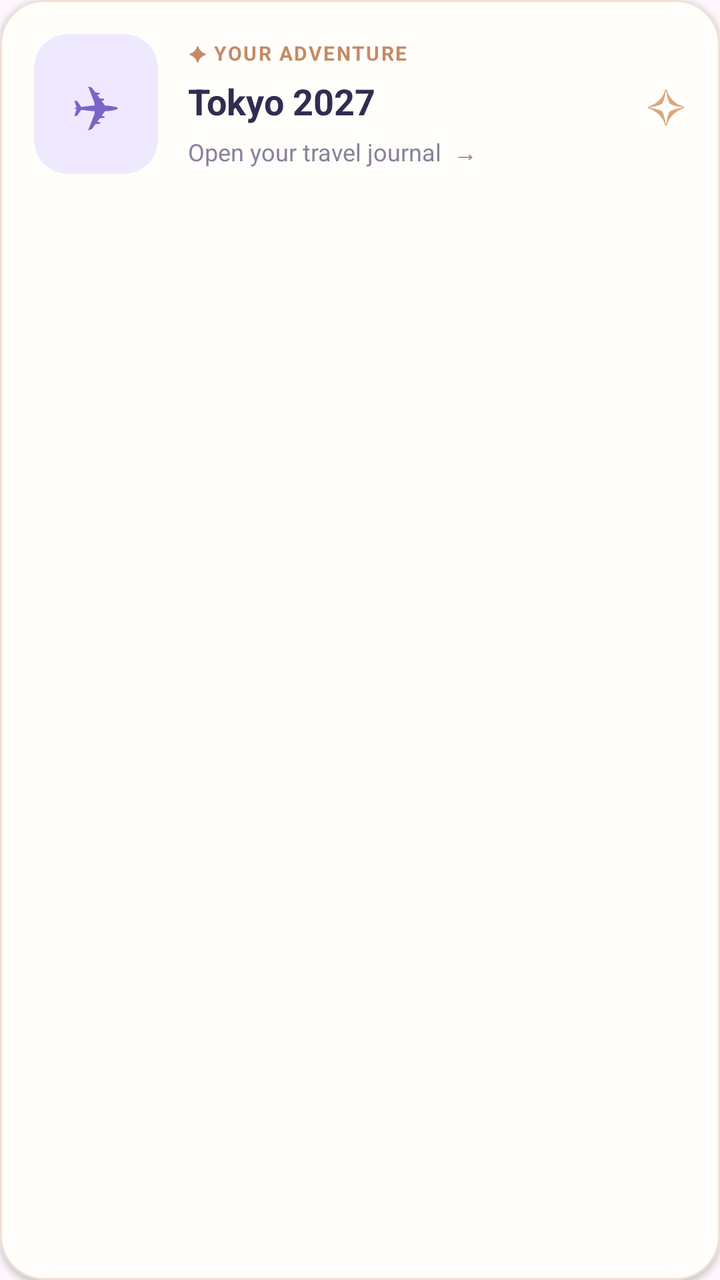
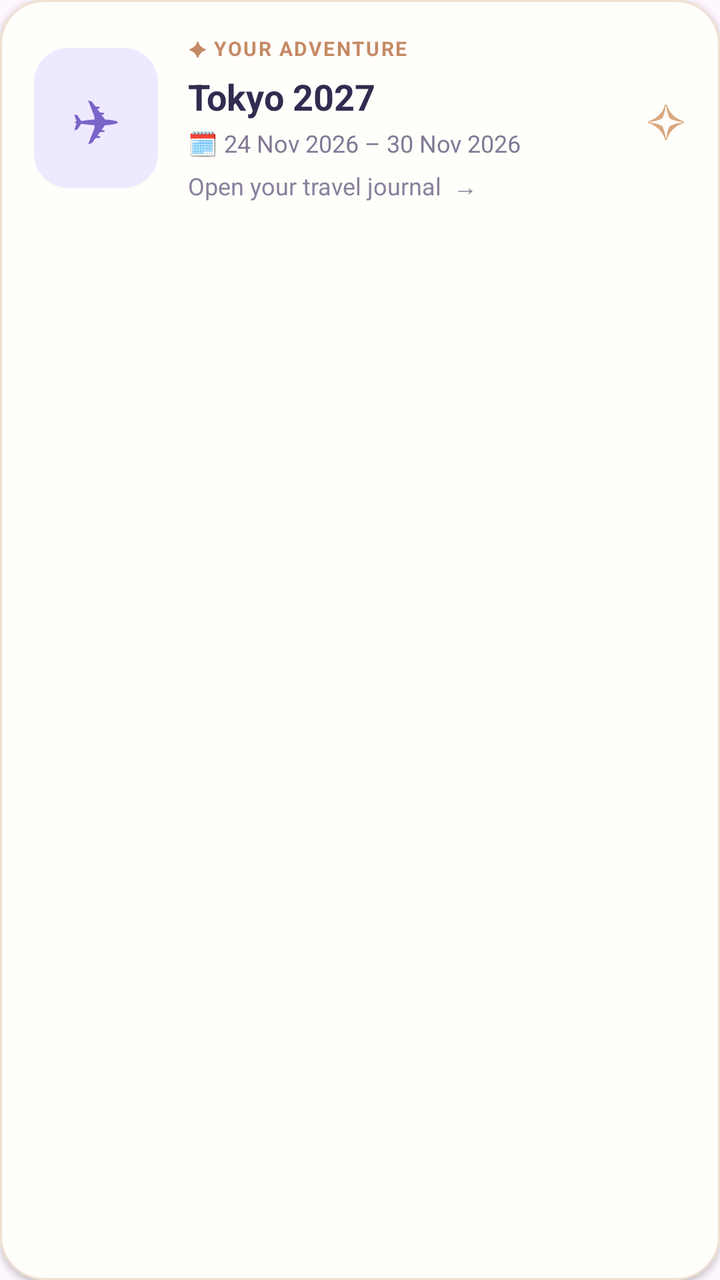

Two renders of the same Android screen: before a commit and after it. Below are the layout's source before the change and the commit's diff.
<!-- AndroidManifest.xml: application theme Theme.SplitTrip -->
<!-- res/layout/item_trip.xml -->
<?xml version="1.0" encoding="utf-8"?>
<com.google.android.material.card.MaterialCardView
    xmlns:android="http://schemas.android.com/apk/res/android"
    xmlns:app="http://schemas.android.com/apk/res-auto"
    android:layout_width="match_parent"
    android:layout_height="wrap_content"
    android:layout_marginBottom="16dp"
    android:clickable="true"
    android:focusable="true"
    android:foreground="?attr/selectableItemBackground"
    app:cardCornerRadius="22dp"
    app:cardElevation="2dp"
    app:strokeWidth="1dp"
    app:strokeColor="#F0DFD1"
    app:cardBackgroundColor="#FFFEFA">

    <LinearLayout
        android:layout_width="match_parent"
        android:layout_height="wrap_content"
        android:orientation="horizontal"
        android:gravity="center_vertical"
        android:padding="17dp">

        <com.google.android.material.card.MaterialCardView
            android:layout_width="62dp"
            android:layout_height="70dp"
            app:cardCornerRadius="17dp"
            app:cardElevation="0dp"
            app:strokeWidth="0dp"
            app:cardBackgroundColor="#EEE9FF">

            <TextView
                android:id="@+id/tripIcon"
                android:layout_width="match_parent"
                android:layout_height="match_parent"
                android:gravity="center"
                android:text="✈"
                android:textSize="29sp"
                android:textColor="#7965C8" />

        </com.google.android.material.card.MaterialCardView>

        <LinearLayout
            android:layout_width="0dp"
            android:layout_height="wrap_content"
            android:layout_weight="1"
            android:orientation="vertical"
            android:layout_marginStart="15dp">

            <TextView
                android:layout_width="wrap_content"
                android:layout_height="wrap_content"
                android:text="✦ YOUR ADVENTURE"
                android:textColor="#C58A65"
                android:textSize="10sp"
                android:textStyle="bold"
                android:letterSpacing="0.08" />

            <TextView
                android:id="@+id/tripNameText"
                android:layout_width="match_parent"
                android:layout_height="wrap_content"
                android:layout_marginTop="5dp"
                android:text="Tokyo 2027"
                android:textColor="#332B50"
                android:textSize="18sp"
                android:textStyle="bold"
                android:maxLines="1"
                android:ellipsize="end" />

            <TextView
                android:layout_width="match_parent"
                android:layout_height="wrap_content"
                android:layout_marginTop="5dp"
                android:text="Open your travel journal  →"
                android:textColor="#89819D"
                android:textSize="12sp" />

        </LinearLayout>

        <TextView
            android:layout_width="wrap_content"
            android:layout_height="wrap_content"
            android:text="✧"
            android:textColor="#D9A77D"
            android:textSize="23sp"
            android:layout_marginStart="8dp" />

    </LinearLayout>

</com.google.android.material.card.MaterialCardView>
<!-- resources referenced by this layout -->
<resources>
  <style name="Theme.SplitTrip" parent="Base.Theme.SplitTrip" />
  <style name="Base.Theme.SplitTrip" parent="Theme.Material3.DayNight.NoActionBar">
          
          
      </style>
</resources>

<!-- the commit's change to res/layout/item_trip.xml (unified diff, before → after) -->
@@ -69,6 +69,15 @@
                 android:ellipsize="end" />
 
             <TextView
+                android:id="@+id/tripDatesText"
+                android:layout_width="match_parent"
+                android:layout_height="wrap_content"
+                android:layout_marginTop="3dp"
+                android:text="🗓 24 Nov 2026 – 30 Nov 2026"
+                android:textColor="#817995"
+                android:textSize="12sp" />
+
+            <TextView
                 android:layout_width="match_parent"
                 android:layout_height="wrap_content"
                 android:layout_marginTop="5dp"
